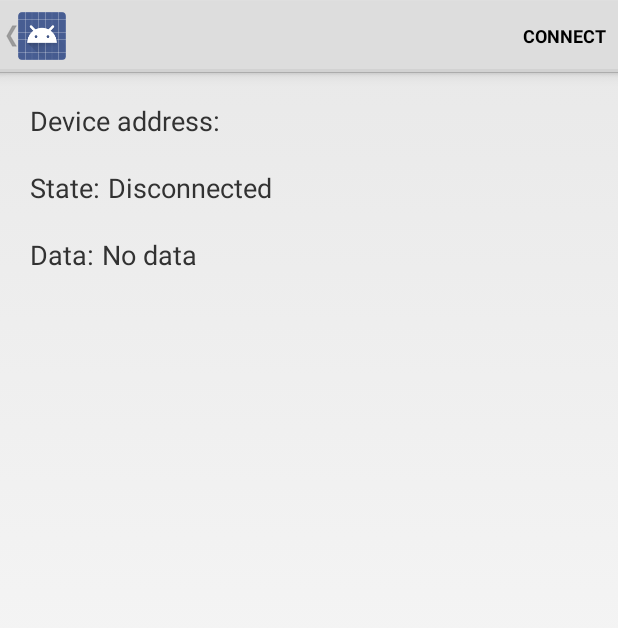
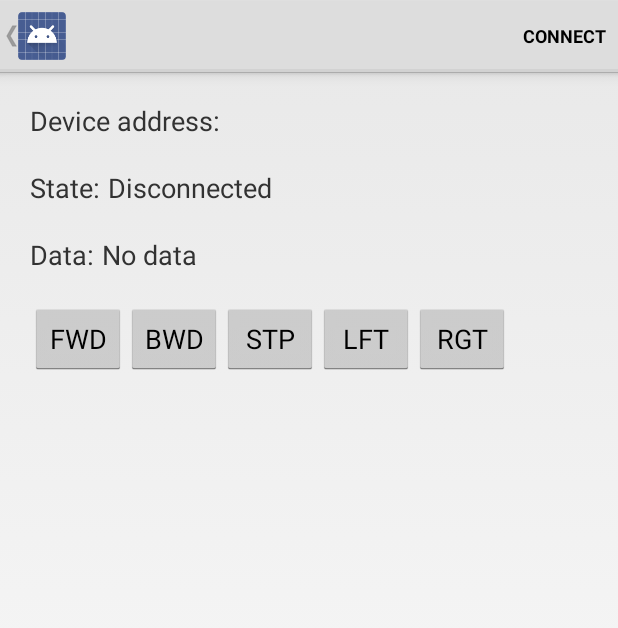
Before and after one commit to TheodoreBradshaw/Wildcat_RC_Car, an Android app: the DeviceControlActivity screen opened directly, with no data from a screen before it, on a phone screen of 412 x 824 dp. Shown: the top 628 px of the screen. Run offline under Robolectric (Android 15) with nearby library versions, the phone set to English and light mode, and no system bars; 3 statements that could not run were skipped.

Commit message:
Implement buttons for ble comms

```diff
--- a/android-BluetoothLeGatt/Application/src/main/java/com/example/android/bluetoothlegatt/DeviceControlActivity.java
+++ b/android-BluetoothLeGatt/Application/src/main/java/com/example/android/bluetoothlegatt/DeviceControlActivity.java
@@ -31,6 +31,7 @@ import android.util.Log;
 import android.view.Menu;
 import android.view.MenuItem;
 import android.view.View;
+import android.widget.Button;
 import android.widget.ExpandableListView;
 import android.widget.SimpleExpandableListAdapter;
 import android.widget.TextView;
@@ -152,6 +153,25 @@ public class DeviceControlActivity extends Activity {
         mDataField.setText(R.string.no_data);
     }
 
+    private class ButtonClickListener implements View.OnClickListener {
+        private final byte action;
+        public ButtonClickListener(byte action) {
+            this.action = action;
+        }
+
+        @Override
+        public void onClick(View view) {
+            boolean ret = mBluetoothLeService.sendCharacteristic(this.action);
+            Log.d(TAG, "Did we send the action (" + this.action + ") successfully? " + ret);
+        }
+    }
+
+    private final byte ACTION_STOP       = 0x0;
+    private final byte ACTION_FORWARD    = 0x1;
+    private final byte ACTION_BACKWARD   = 0x2;
+    private final byte ACTION_LEFT       = 0x3;
+    private final byte ACTION_RIGHT      = 0x4;
+
     @Override
     public void onCreate(Bundle savedInstanceState) {
         super.onCreate(savedInstanceState);
@@ -172,6 +192,13 @@ public class DeviceControlActivity extends Activity {
         getActionBar().setDisplayHomeAsUpEnabled(true);
         Intent gattServiceIntent = new Intent(this, BluetoothLeService.class);
         bindService(gattServiceIntent, mServiceConnection, BIND_AUTO_CREATE);
+
+        // Connect button callbacks
+        ((Button) findViewById(R.id.forward_btn)).setOnClickListener(new ButtonClickListener(ACTION_FORWARD));
+        ((Button) findViewById(R.id.backward_btn)).setOnClickListener(new ButtonClickListener(ACTION_BACKWARD));
+        ((Button) findViewById(R.id.stop_btn)).setOnClickListener(new ButtonClickListener(ACTION_STOP));
+        ((Button) findViewById(R.id.left_btn)).setOnClickListener(new ButtonClickListener(ACTION_LEFT));
+        ((Button) findViewById(R.id.right_btn)).setOnClickListener(new ButtonClickListener(ACTION_RIGHT));
     }
 
     @Override
--- a/android-BluetoothLeGatt/Application/src/main/res/layout/gatt_services_characteristics.xml
+++ b/android-BluetoothLeGatt/Application/src/main/res/layout/gatt_services_characteristics.xml
@@ -65,6 +65,36 @@
                   android:text="@string/no_data"
                   android:textSize="18sp"/>
     </LinearLayout>
+    <LinearLayout   android:orientation="horizontal"
+                    android:layout_width="match_parent"
+                    android:layout_height="wrap_content"
+                    android:layout_margin="10dp">
+        <Button android:id="@+id/forward_btn"
+                android:layout_width="wrap_content"
+                android:layout_height="match_parent"
+                android:textSize="18sp"
+                android:text="FWD"/>
+        <Button android:id="@+id/backward_btn"
+            android:layout_width="wrap_content"
+            android:layout_height="match_parent"
+            android:textSize="18sp"
+            android:text="BWD"/>
+        <Button android:id="@+id/stop_btn"
+            android:layout_width="wrap_content"
+            android:layout_height="match_parent"
+            android:textSize="18sp"
+            android:text="STP"/>
+        <Button android:id="@+id/left_btn"
+            android:layout_width="wrap_content"
+            android:layout_height="match_parent"
+            android:textSize="18sp"
+            android:text="LFT"/>
+        <Button android:id="@+id/right_btn"
+            android:layout_width="wrap_content"
+            android:layout_height="match_parent"
+            android:textSize="18sp"
+            android:text="RGT"/>
+    </LinearLayout>
     <ExpandableListView android:id="@+id/gatt_services_list"
             android:layout_width="match_parent"
             android:layout_height="wrap_content"/>
```
Also changed, not shown: android-BluetoothLeGatt/Application/src/main/java/com/example/android/bluetoothlegatt/BluetoothLeService.java (+26 -0 lines), android-BluetoothLeGatt/Application/src/main/res/layout/listitem_device.xml (+13 -8 lines), 2 other files.
